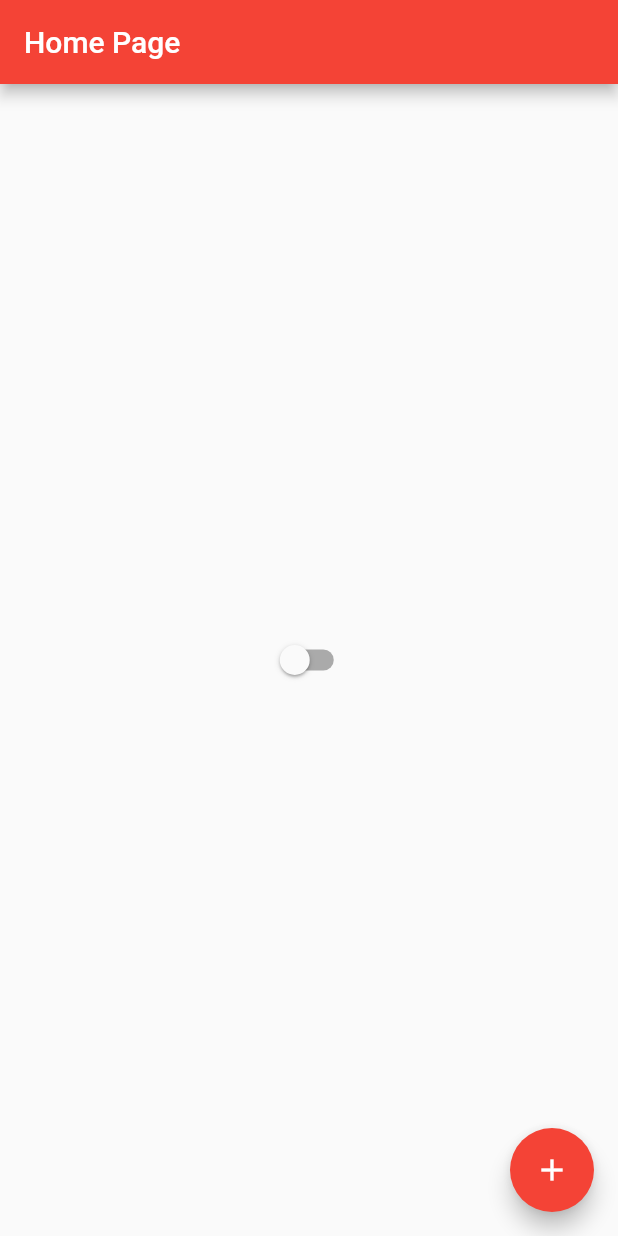
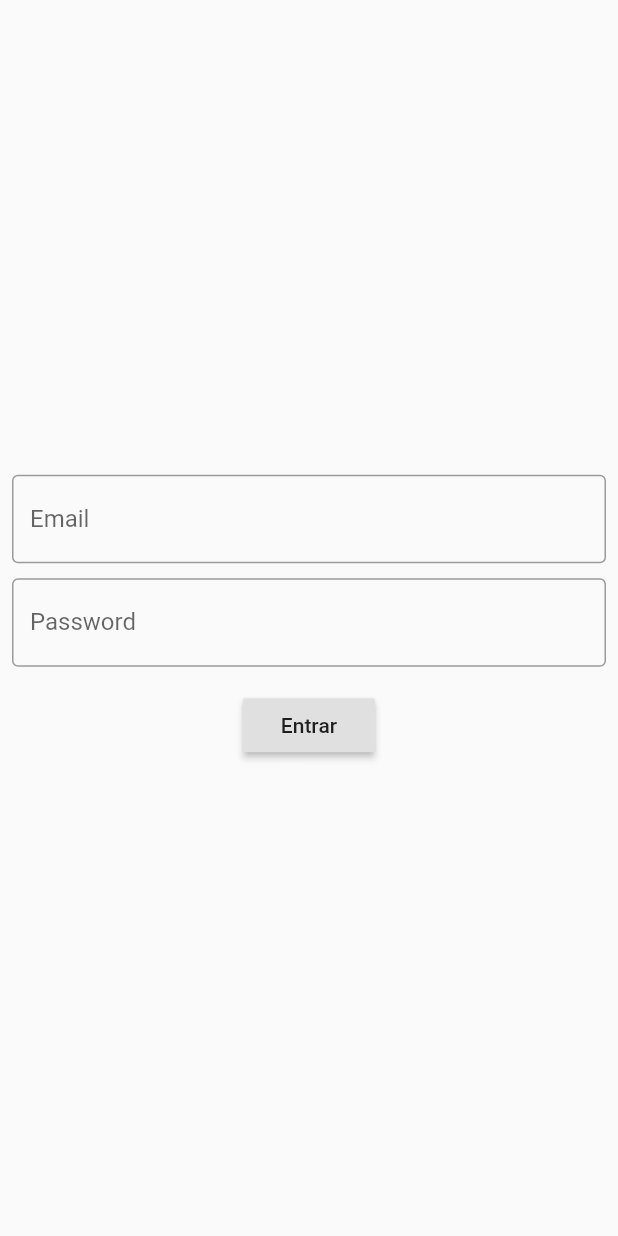
Before and after one commit to Matheusbresinski/Flutter, a Flutter app: the screen it shows after launch, on a phone screen of 412 x 824 dp. Run offline on Flutter 3.47's test engine with Material 2 defaults, Android fonts, the phone set to English and light mode, and no system bars.

Commit message:
adding login screen

```diff
--- a/changing_themes/lib/app_widget.dart
+++ b/changing_themes/lib/app_widget.dart
@@ -1,5 +1,6 @@
 import 'package:flutter/material.dart';
 import 'package:ola_mundo/app_controller.dart';
+import 'package:ola_mundo/login_page.dart';
 
 import 'home_page.dart';
 
@@ -16,7 +17,11 @@ class AppWidget extends StatelessWidget {
                 ? Brightness.dark
                 : Brightness.light,
           ),
-          home: HomePage(),
+          initialRoute: '/',
+          routes: {
+            '/': (context) => LoginPage(),
+            '/home': (context) => HomePage(),
+          },
         );
       },
     );
--- /dev/null
+++ b/changing_themes/lib/login_page.dart
@@ -0,0 +1,62 @@
+import 'dart:math';
+
+import 'package:flutter/material.dart';
+import 'package:ola_mundo/home_page.dart';
+
+class LoginPage extends StatefulWidget {
+  const LoginPage({Key? key}) : super(key: key);
+
+  @override
+  State<LoginPage> createState() => _LoginPageState();
+}
+
+class _LoginPageState extends State<LoginPage> {
+  String email = '';
+  String password = '';
+  @override
+  Widget build(BuildContext context) {
+    return Material(
+      child: SizedBox(
+        width: double.infinity,
+        height: double.infinity,
+        child: Padding(
+          padding: const EdgeInsets.all(8.0),
+          child: Column(
+            mainAxisAlignment: MainAxisAlignment.center,
+            children: [
+              TextField(
+                onChanged: (text) {
+                  email = text;
+                },
+                keyboardType: TextInputType.emailAddress,
+                decoration: InputDecoration(
+                    labelText: 'Email', border: OutlineInputBorder()),
+              ),
+              SizedBox(height: 10),
+              TextField(
+                onChanged: (text) {
+                  password = text;
+                },
+                obscureText: true,
+                decoration: InputDecoration(
+                    labelText: 'Password', border: OutlineInputBorder()),
+              ),
+              SizedBox(height: 15),
+              RaisedButton(
+                onPressed: () {
+                  if (email == 'matheusbresinski@hotmail.com' &&
+                      password == '123') {
+                    Navigator.of(context).pushReplacementNamed('/home');
+                  } else {
+                    print('login inválido');
+                  }
+                },
+                child: Text('Entrar'),
+              )
+            ],
+          ),
+        ),
+      ),
+    );
+  }
+}
```
Also changed, not shown: changing_themes/lib/home_page.dart (+49 -7 lines).
